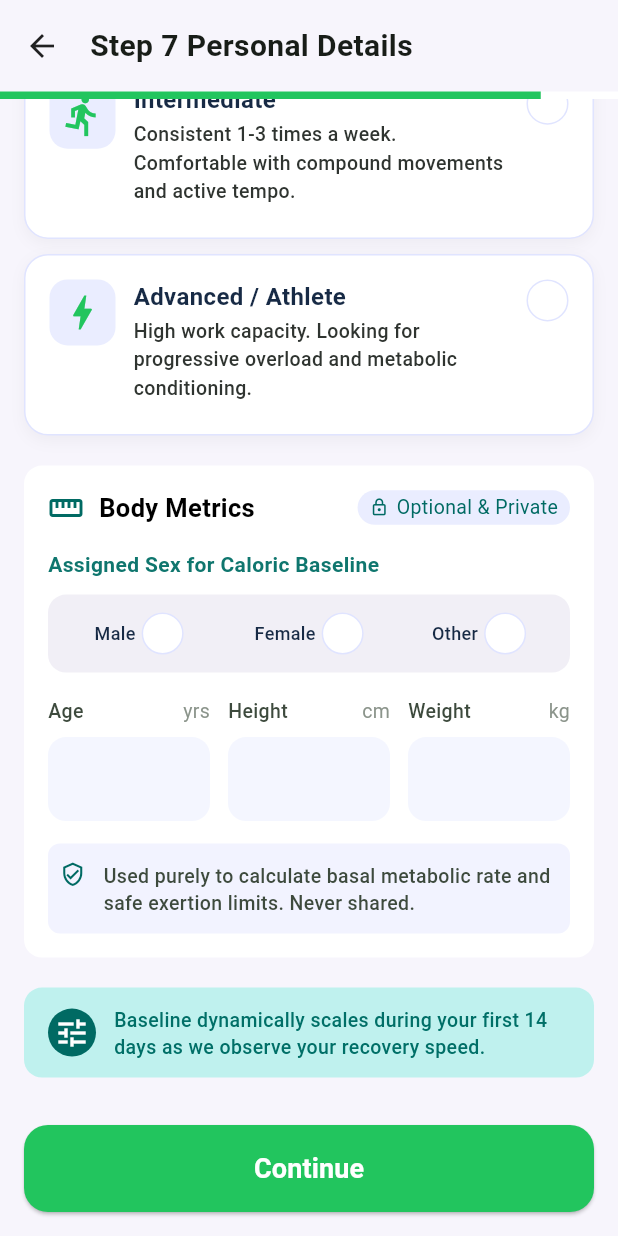
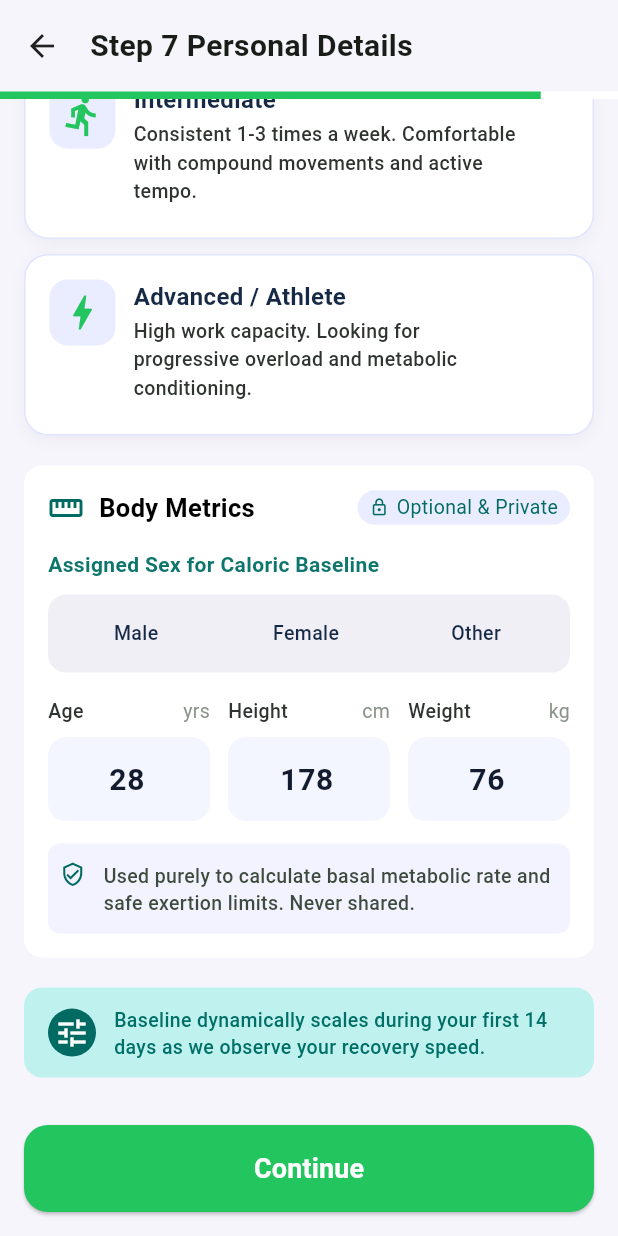
Before and after one commit to mohamedkiilany/OptiLife, a Flutter app: the FitnessBaselinePage screen opened by its route, scrolled down 359 dp, on a phone screen of 412 x 824 dp. Run offline on Flutter 3.47's test engine with Material 3 defaults, Android fonts, the phone set to English and light mode, and no system bars; our stand-ins replace bloc, cloud_firestore, dio, firebase_auth, firebase_core, flutter_bloc and 1 more; accounts and stored records are empty.

Commit message:
update some ui design

```diff
--- a/lib/features/auth/cubit/auth_cubit.dart
+++ b/lib/features/auth/cubit/auth_cubit.dart
@@ -1,26 +1,15 @@
 import 'package:firebase_auth/firebase_auth.dart';
-import 'package:firebase_core/firebase_core.dart';
+
 import 'package:flutter_bloc/flutter_bloc.dart';
 
 import 'package:optilife_app/features/auth/data/auth_repository.dart';
 import 'package:optilife_app/features/profile/data/profile_repository.dart';
 import 'package:optilife_app/features/profile/model/user_profile.dart';
 
-enum AuthStatus {
-  initial,
-  loading,
-  success,
-  resetting,
-  failure,
-  resetSent,
-}
+enum AuthStatus { initial, loading, success, resetting, failure, resetSent }
 
 class AuthState {
-  AuthState({
-    this.status = AuthStatus.initial,
-    this.message,
-    this.profile,
-  });
+  AuthState({this.status = AuthStatus.initial, this.message, this.profile});
 
   AuthStatus status;
   String? message;
@@ -28,46 +17,37 @@ class AuthState {
 }
 
 class AuthCubit extends Cubit<AuthState> {
-  AuthCubit(this.authRepository, this.profileRepository)
-      : super(AuthState());
+  AuthCubit(this.authRepository, this.profileRepository) : super(AuthState());
 
   AuthRepository authRepository;
   ProfileRepository profileRepository;
 
   // Login
-  Future<void> signIn({
-    required String email,
-    required String password,
-  }) async {
+  Future<void> signIn({required String email, required String password}) async {
     emit(AuthState(status: AuthStatus.loading));
 
     try {
-      User user = await authRepository.signIn(
-        email: email,
-        password: password,
-      );
+      User user = await authRepository.signIn(email: email, password: password);
 
       UserProfile? profile = await profileRepository.fetch(user.uid);
 
-      emit(AuthState(
-        status: AuthStatus.success,
-        profile: profile,
-      ));
+      emit(AuthState(status: AuthStatus.success, profile: profile));
     } on FirebaseAuthException catch (e) {
-      emit(AuthState(
-        status: AuthStatus.failure,
-        message: authMessage(e.code),
-      ));
+      emit(AuthState(status: AuthStatus.failure, message: authMessage(e.code)));
     } on FirebaseException {
-      emit(AuthState(
+      emit(
+        AuthState(
           status: AuthStatus.failure,
           message: 'Could not load your profile. Check your connection and try again.',
-      ));
+        ),
+      );
     } catch (e) {
-      emit(AuthState(
+      emit(
+        AuthState(
           status: AuthStatus.failure,
           message: 'Something went wrong. Please try again.',
-      ));
+        ),
+      );
     }
   }
 
@@ -94,15 +74,14 @@ class AuthCubit extends Cubit<AuthState> {
 
       emit(AuthState(status: AuthStatus.success));
     } on FirebaseAuthException catch (e) {
-    emit(AuthState(
-      status: AuthStatus.failure,
-      message: authMessage(e.code),
-    ));
+      emit(AuthState(status: AuthStatus.failure, message: authMessage(e.code)));
     } catch (e) {
-    emit(AuthState(
+      emit(
+        AuthState(
           status: AuthStatus.failure,
           message: 'Could not create your profile. Please try again.',
-    ));
+        ),
+      );
     }
   }
 
@@ -118,13 +97,17 @@ class AuthCubit extends Cubit<AuthState> {
       if (e.code == 'user-not-found') {
         emit(AuthState(status: AuthStatus.resetSent, message: sentMsg));
       } else {
-      emit(AuthState(status: AuthStatus.failure, message: authMessage(e.code)));
+        emit(
+          AuthState(status: AuthStatus.failure, message: authMessage(e.code)),
+        );
       }
     } catch (_) {
-    emit(AuthState(
+      emit(
+        AuthState(
           status: AuthStatus.failure,
           message: 'Something went wrong. Please try again.',
-    ));
+        ),
+      );
     }
   }
 
--- a/lib/features/auth/presentation/pages/signup_screen.dart
+++ b/lib/features/auth/presentation/pages/signup_screen.dart
@@ -5,7 +5,7 @@ import 'package:optilife_app/core/router/app_router.dart';
 import 'package:optilife_app/core/theme/app_colors.dart';
 import 'package:optilife_app/features/auth/cubit/auth_cubit.dart';
 import 'package:optilife_app/features/auth/presentation/widgets/auth_form_widgets.dart';
-import 'package:optilife_app/features/wizard/cubit/selection_cubit.dart';
+
 
 class SignupScreen extends StatefulWidget {
   const SignupScreen({super.key});
--- a/lib/features/final_wizard/pages/fitness_baseline_page.dart
+++ b/lib/features/final_wizard/pages/fitness_baseline_page.dart
@@ -10,7 +10,7 @@ import 'package:optilife_app/features/final_wizard/widgets/onboarding_fitness_le
 import 'package:optilife_app/features/profile/data/save_step.dart';
 import 'package:optilife_app/features/progress/presentation/widgets/progress_continue_button.dart';
 import 'package:optilife_app/features/wizard/widgets/wizard_screen_chip.dart';
-import 'package:optilife_app/features/wizard/cubit/selection_cubit.dart';
+
 
 class FitnessBaselinePage extends StatefulWidget {
   const FitnessBaselinePage({super.key});
--- a/lib/features/final_wizard/widgets/body_metrics_section.dart
+++ b/lib/features/final_wizard/widgets/body_metrics_section.dart
@@ -114,10 +114,11 @@ class BodyMetricsSection extends StatelessWidget {
                         height: 44,
                         decoration: BoxDecoration(
 
-                          // color: isSelected
-                          //     ? Colors.white
-                          //     : Colors.transparent,
-                          color: Colors.transparent,
+                          color: isSelected
+                              // ? Colors.white
+                              ? AppColors.white
+                              : Colors.transparent,
+                          // color: Colors.transparent,
                           borderRadius: BorderRadius.circular(8),
                         ),
                         child: Row(
@@ -127,12 +128,12 @@ class BodyMetricsSection extends StatelessWidget {
                               sex,
                               style: TextStyle(
                                 color: AppColors.darkText,
-                                fontWeight: isSelected ? FontWeight.w700 : FontWeight.w500,
-                                fontSize: 12,
+                                fontWeight: isSelected ? FontWeight.w900 : FontWeight.w500,
+                                fontSize: 13,
                               ),
                             ),
                             const SizedBox(width: 4),
-                            SelectionMarker(selected: isSelected),
+                            // SelectionMarker(selected: isSelected),
                           ],
                           ),
                       ),
@@ -151,7 +152,7 @@ class BodyMetricsSection extends StatelessWidget {
                   child: MetricInputField(
                     label: 'Age',
                     unit: 'yrs',
-                    initialValue: state.age?.toString() ?? '',
+                    initialValue: (state.age ?? 28).toString(),
                     onChanged: (value) {
                       context.read<SelectionCubit>().setBodyMetrics(
                         age: int.tryParse(value),
@@ -166,7 +167,7 @@ class BodyMetricsSection extends StatelessWidget {
                   child: MetricInputField(
                     label: 'Height',
                     unit: 'cm',
-                    initialValue: state.heightCm?.toString() ?? '',
+                    initialValue: (state.heightCm ?? 178).toString(),
                     onChanged: (value) {
                       context.read<SelectionCubit>().setBodyMetrics(
                         heightCm: int.tryParse(value),
@@ -181,7 +182,7 @@ class BodyMetricsSection extends StatelessWidget {
                   child: MetricInputField(
                     label: 'Weight',
                     unit: 'kg',
-                    initialValue: state.weightKg?.toString() ?? '',
+                    initialValue: (state.weightKg ?? 76).toString(),
                     onChanged: (value) {
                       context.read<SelectionCubit>().setBodyMetrics(
                         weightKg: int.tryParse(value),
--- a/lib/features/final_wizard/widgets/metric_input_field.dart
+++ b/lib/features/final_wizard/widgets/metric_input_field.dart
@@ -1,4 +1,5 @@
 import 'package:flutter/material.dart';
+import 'package:optilife_app/core/theme/app_colors.dart';
 
 class MetricInputField extends StatelessWidget {
   final String label;
@@ -26,7 +27,7 @@ class MetricInputField extends StatelessWidget {
             Text(
               label,
               style: const TextStyle(
-                color: Color(0xFF3D4A3D),
+                color: AppColors.muted,
                 fontSize: 13,
                 fontWeight: FontWeight.w500,
               ),
--- a/lib/features/wizard/cubit/selection_cubit.dart
+++ b/lib/features/wizard/cubit/selection_cubit.dart
@@ -3,7 +3,15 @@ import 'package:optilife_app/features/profile/model/user_profile.dart';
 import 'package:optilife_app/features/wizard/cubit/selection_state.dart';
 
 class SelectionCubit extends Cubit<SelectionState> {
-  SelectionCubit() : super(SelectionState(environments: {}));
+  SelectionCubit()
+    : super(
+        SelectionState(
+          environments: {},
+          age: 28,
+          heightCm: 178,
+          weightKg: 76,
+        ),
+      );
 
 
   void setAccount({required String name, required String email}) => emit(
@@ -105,5 +113,12 @@ class SelectionCubit extends Cubit<SelectionState> {
     ));
   }
 
-  void reset() => emit(SelectionState(environments: {}));
+  void reset() => emit(
+    SelectionState(
+      environments: {},
+      age: 28,
+      heightCm: 178,
+      weightKg: 76,
+    ),
+  );
 }
--- a/lib/features/wizard/widgets/dislike_section.dart
+++ b/lib/features/wizard/widgets/dislike_section.dart
@@ -1,6 +1,6 @@
 import 'package:flutter/material.dart';
 import 'package:optilife_app/core/theme/app_colors.dart';
-import 'package:optilife_app/features/profile/data/save_step.dart';
+
 
 class DislikeSection extends StatefulWidget {
   const DislikeSection({super.key, this.onChanged});
--- a/lib/features/wizard/widgets/select_card.dart
+++ b/lib/features/wizard/widgets/select_card.dart
@@ -137,8 +137,8 @@ class SelectCard extends StatelessWidget {
                     spacing: 10,
                     runSpacing: 8,
                     children: [
-                      if (firstChip != null) firstChip!,
-                      if (secondChip != null) secondChip!,
+                      ?firstChip,
+                      ?secondChip,
 
                   // Row(
                   //   children: [
--- a/lib/features/wizard/widgets/selection_style.dart
+++ b/lib/features/wizard/widgets/selection_style.dart
@@ -4,14 +4,10 @@ import 'package:optilife_app/core/theme/app_colors.dart';
 abstract final class SelectionStyle {
   static const duration = Duration(milliseconds: 200);
 
-  static BoxDecoration card({double radius = 20}) =>
-      BoxDecoration(
+  static BoxDecoration card({double radius = 20}) => BoxDecoration(
     color: AppColors.white,
     borderRadius: BorderRadius.circular(radius),
-        border: Border.all(
-          color: AppColors.badge,
-          width: 1,
-        ),
+    border: Border.all(color: AppColors.badge, width: 1),
     boxShadow: [
       BoxShadow(
         color: Colors.black.withValues(alpha: .04),
@@ -25,7 +21,7 @@ abstract final class SelectionStyle {
 class SelectionMarker extends StatelessWidget {
   const SelectionMarker({super.key, required this.selected});
 
-  static const double size = 28;
+  static const double size = 25;
   final bool selected;
 
   @override
@@ -33,11 +29,16 @@ class SelectionMarker extends StatelessWidget {
     duration: SelectionStyle.duration,
     width: size,
     height: size,
-    decoration: BoxDecoration(
-      color: selected ? AppColors.darkGreen : AppColors.white,
+    decoration: selected
+        ? BoxDecoration(
+            color: const Color.fromARGB(255, 3, 74, 30),
             shape: BoxShape.circle,
-      border: Border.all(color: AppColors.badge, width: selected ? 0 : 1),
+            border: Border.all(
+              color: const Color.fromARGB(255, 13, 167, 18),
+              width: 2,
             ),
+          )
+        : BoxDecoration(color: AppColors.white),
     child: AnimatedSwitcher(
       duration: const Duration(milliseconds: 160),
       transitionBuilder: (child, animation) => ScaleTransition(
@@ -48,8 +49,8 @@ class SelectionMarker extends StatelessWidget {
           ? const Icon(
               Icons.check,
               key: ValueKey('selected'),
-              color: AppColors.white,
-              size: 18,
+              color: Color.fromARGB(255, 13, 167, 18),
+              size: 15,
             )
           : const SizedBox(key: ValueKey('unselected')),
     ),
```
Also changed, not shown: lib/features/wizard/widgets/dietary_preference_chip.dart (+5 -5 lines), lib/features/wizard/widgets/dite_preference_section.dart (+14 -14 lines), 3 other files. Lines whose indentation alone changed are shown as unchanged.
